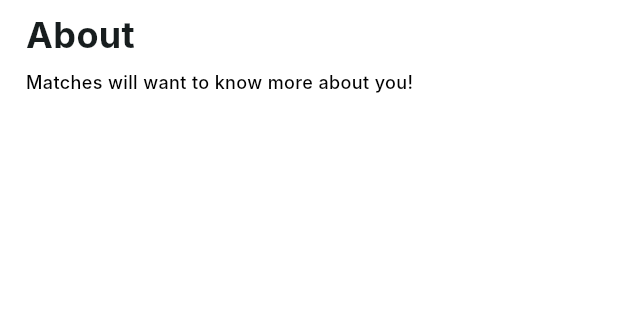
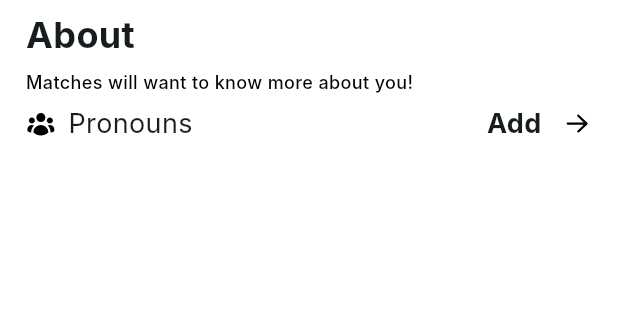
Before and after one commit to eUnity-Development/eUnity-app, a Flutter app: the UserPrefs screen opened directly, on a phone screen of 412 x 824 dp, the part 75-395 px from its top. Run offline on Flutter 3.47's test engine with Material 3 defaults, Android fonts, the phone set to English and light mode, and no system bars; our stand-ins replace cookie_jar, curved_navigation_bar, dio, dio_cookie_manager, dotted_border, equatable and 7 more; accounts and stored records are empty; Roboto replaces fonts that are missing (Inter); project files that could hold a hidden picture were left out.

Commit message:
First preferences button

```diff
--- a/frontend/lib/classes/UserInfoHelper.dart
+++ b/frontend/lib/classes/UserInfoHelper.dart
@@ -11,6 +11,7 @@ class UserInfoHelper {
     userInfoCache['relationshipType'] = 'Long Term Relationships';
     userInfoCache['userGender'] = '';
     userInfoCache['userGenderOptions'] = 'Non-Binary';
+    userInfoCache['pronouns'] = 'Add';
   }
 
   static void updateCacheVariable(String variable, var newValue) {
--- a/frontend/lib/views/UserPrefs.dart
+++ b/frontend/lib/views/UserPrefs.dart
@@ -1,7 +1,7 @@
 import 'package:eunity/classes/DesignVariables.dart';
 import 'package:eunity/widgets/TopBars/PushedScreenTopBar.dart';
+import 'package:eunity/widgets/UserPrefs/user_prefs_button.dart';
 import 'package:flutter/material.dart';
-
 import '../widgets/NameDOBGender/birthday_classes.dart';
 
 class UserPrefs extends StatefulWidget {
@@ -25,11 +25,11 @@ class UserPrefsState extends State<UserPrefs> {
         body: Padding(
             padding: EdgeInsets.symmetric(
               horizontal: 18.0 * DesignVariables.widthConversion),
-              child: const Column(
+              child: Column(
                     crossAxisAlignment: CrossAxisAlignment.start,
                     children: [
                       // About header
-                      Text(
+                      const Text(
                         "About",
                         style: TextStyle(
                           fontSize: 24,
@@ -37,10 +37,10 @@ class UserPrefsState extends State<UserPrefs> {
                         ),
                       ),
 
-                      BoxGap(width: 0, height: 7),
+                      const BoxGap(width: 0, height: 7),
 
                       // About description
-                      Text(
+                      const Text(
                         "Matches will want to know more about you!",
                         style: TextStyle(
                           fontSize: 12,
@@ -48,6 +48,18 @@ class UserPrefsState extends State<UserPrefs> {
                           color: Colors.black,
                         ),
                       ),
+
+                      const BoxGap(width: 0, height: 7),
+
+                      UserPrefsButton(
+                        name: 'Pronouns',
+                        context: context,
+                        options: const ['He/him', 'She/hers', 'They/them'],
+                        question: 'Select your pronouns',
+                        assetPath: 'assets/preferences/user-group.svg',
+                        cacheKey: 'pronouns',
+                        multiSelect: false,
+                        )
                     ]
                   )
                 )
--- /dev/null
+++ b/frontend/lib/widgets/UserPrefs/user_prefs_button.dart
@@ -0,0 +1,89 @@
+import 'package:eunity/widgets/NameDOBGender/birthday_classes.dart';
+import 'package:eunity/widgets/SelectionWidgets/SelectionFunction.dart';
+import 'package:flutter/material.dart';
+import 'package:eunity/classes/DesignVariables.dart';
+import 'package:eunity/classes/UserInfoHelper.dart';
+import 'package:flutter_svg/flutter_svg.dart';
+
+class UserPrefsButton extends StatefulWidget {
+  final String name;
+  final BuildContext context;
+  final List<String> options;
+  final String question;
+  final String assetPath;
+  final String cacheKey;
+  final bool multiSelect;
+
+  const UserPrefsButton(
+    {super.key,
+    required this.name,
+    required this.context,
+    required this.options,
+    required this.question,
+    required this.assetPath,
+    required this.cacheKey,
+    required this.multiSelect,
+    });
+
+  @override
+  State<StatefulWidget> createState() {
+    return UserPrefsButtonState();
+  }
+}
+
+class UserPrefsButtonState extends State<UserPrefsButton> {
+  String action = '';
+
+  void update() {
+    action = UserInfoHelper.userInfoCache[widget.cacheKey];
+    setState(() {
+      action = UserInfoHelper.userInfoCache[widget.cacheKey];
+    });
+  }
+
+  @override
+  Widget build(BuildContext context) {
+    action = UserInfoHelper.userInfoCache[widget.cacheKey];
+    String button_name = widget.name;
+    return(
+      Row(
+        crossAxisAlignment: CrossAxisAlignment.center,
+        children: [
+          SvgPicture.asset(
+            'assets/preferences/user-group.svg',
+            height: 20,
+            width: 20,
+          ),
+          BoxGap(width: 9 * DesignVariables.widthConversion, height: 0),
+          Text(button_name, style: const TextStyle(fontSize: 18)),
+
+          const Spacer(),
+
+          GestureDetector(
+            onTap: () => showSelectDialog(
+              reRender: update,
+              context: widget.context,
+              options: widget.options,
+              cacheKey: widget.cacheKey,
+              question: widget.question,
+              // assetPath is the svg for the question in selection dialog option
+              assetPath: widget.assetPath,
+              multiSelect: widget.multiSelect,
+            ),
+            child: Row(
+              children: [
+                // Set up like the non-binary gender option, pull from userInfoHelper!
+                Text(action, style: const TextStyle(fontSize: 18, fontWeight: FontWeight.w700)),
+                BoxGap(width: 15 * DesignVariables.widthConversion, height: 0),
+                SvgPicture.asset(
+                  'assets/preferences/arrow-right.svg',
+                  height: 20,
+                  width: 20,
+                ),
+              ],),
+          ),
+        ],
+      )
+    );
+  }
+}
--- a/frontend/pubspec.yaml
+++ b/frontend/pubspec.yaml
@@ -82,6 +82,7 @@ flutter:
     - assets/login/
     - assets/MiscIcons/
     - assets/icons/
+    - assets/preferences/
     - assets/icons/MatchingInterest4.riv
     - assets/icons/NonMatchingInterest.riv
 
```
Also changed, not shown: frontend/assets/preferences/arrow-right.svg (added), frontend/assets/preferences/user-group.svg (added).
